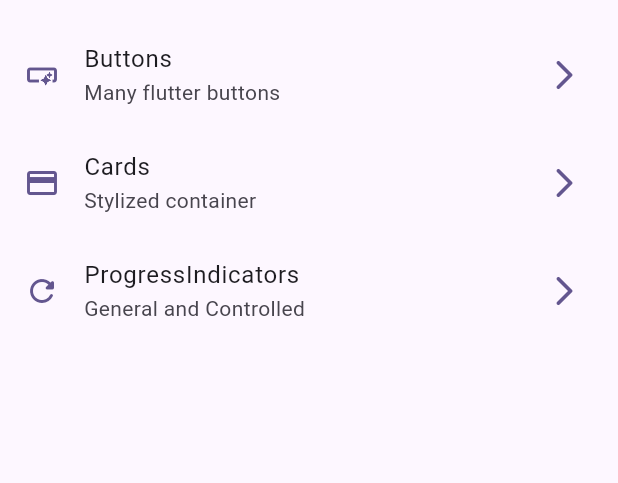
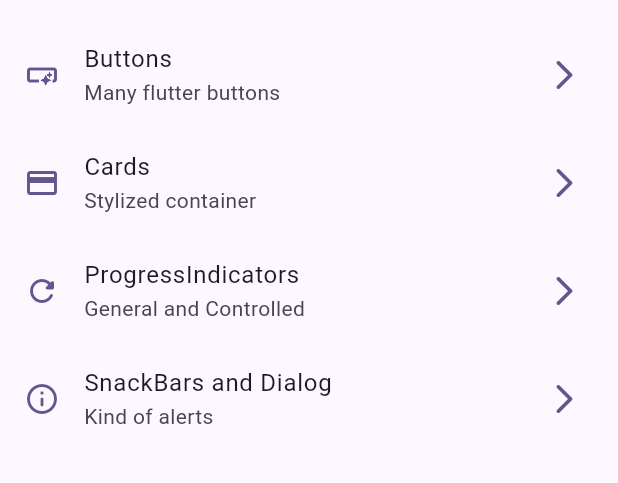
Before and after one commit to alextina/widgets_app, a Flutter app: the screen it shows after launch, on a phone screen of 412 x 824 dp, the part 63-546 px from its top. Run offline on Flutter 3.47's test engine with Material 3 defaults, Android fonts, the phone set to English and light mode, and no system bars; our stand-ins replace go_router.

Commit message:
[feat] SnackBars and Dialogs finished

```diff
--- a/lib/config/menu/menu_items.dart
+++ b/lib/config/menu/menu_items.dart
@@ -37,4 +37,11 @@ const appMenuItems = <MenuItem>[
     icon: Icons.refresh_rounded,
   ),
 
+    MenuItem(
+    tittle: 'SnackBars and Dialog',
+    subtitle: 'Kind of alerts',
+    path: '/snackbars',
+    icon: Icons.info_outline_rounded,
+  ),
+
 ];
--- a/lib/config/router/app_router.dart
+++ b/lib/config/router/app_router.dart
@@ -25,5 +25,10 @@ final appRouter = GoRouter(
       name: ProgressScreen.name,
       builder: (context, state) => ProgressScreen(),
     ),
+    GoRoute(
+      path: '/snackbars',
+      name: SnackbarsScreen.name,
+      builder: (context, state) => SnackbarsScreen(),
+    ),
   ],
 );
--- a/lib/main.dart
+++ b/lib/main.dart
@@ -12,6 +12,7 @@ class MainApp extends StatelessWidget {
   @override
   Widget build(BuildContext context) {
     return MaterialApp.router(
+      title: 'Flutter Widgets',
       routerConfig: appRouter,
       debugShowCheckedModeBanner: false,
       theme: AppTheme(selectedColor: 0).getTheme(),
--- a/lib/presentation/screens/screens.dart
+++ b/lib/presentation/screens/screens.dart
@@ -5,5 +5,5 @@ export 'package:widgets_app/presentation/screens/cards/cards_screen.dart';
 export 'package:widgets_app/presentation/screens/home/home_screen.dart';
 export 'package:widgets_app/presentation/screens/infinite_scroll/infinite_scroll.dart';
 export 'package:widgets_app/presentation/screens/progress/progress_screen.dart';
-export 'package:widgets_app/presentation/screens/snackbar/snackbar_screen.dart';
+export 'package:widgets_app/presentation/screens/snackbar/snackbars_screen.dart';
 export 'package:widgets_app/presentation/screens/ui_controls/ui_controls_screen.dart';
```
Also changed, not shown: lib/presentation/screens/snackbar/snackbar_screen.dart (deleted, +0 -13 lines), lib/presentation/screens/snackbar/snackbars_screen.dart (added, +81 -0 lines).
